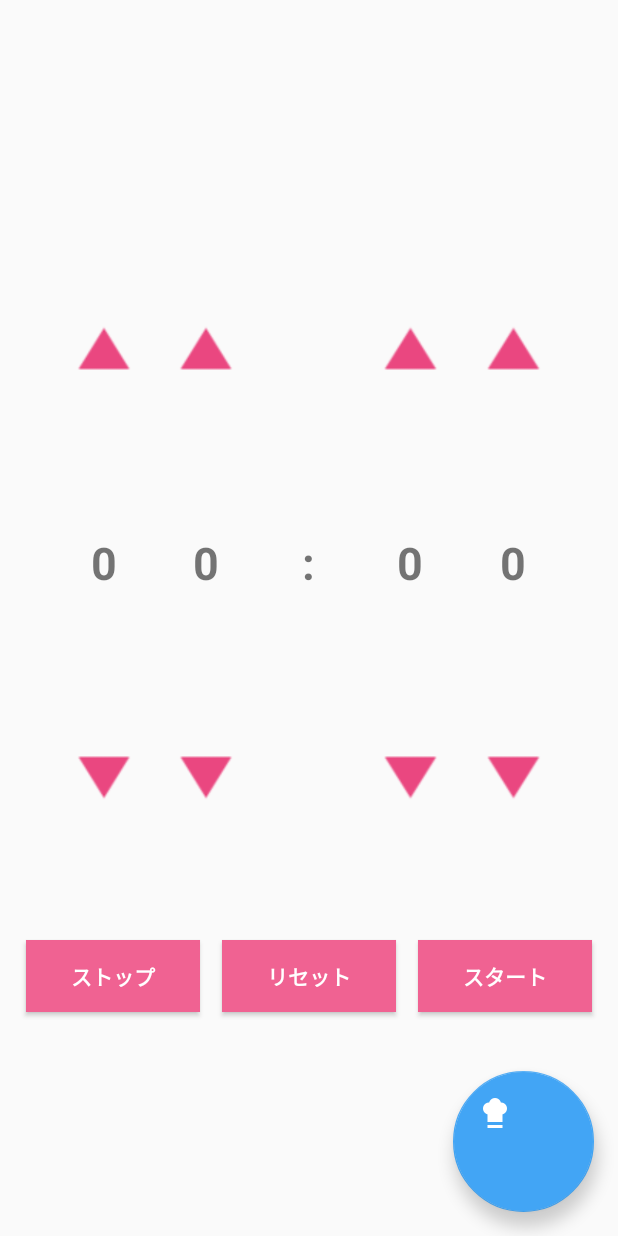
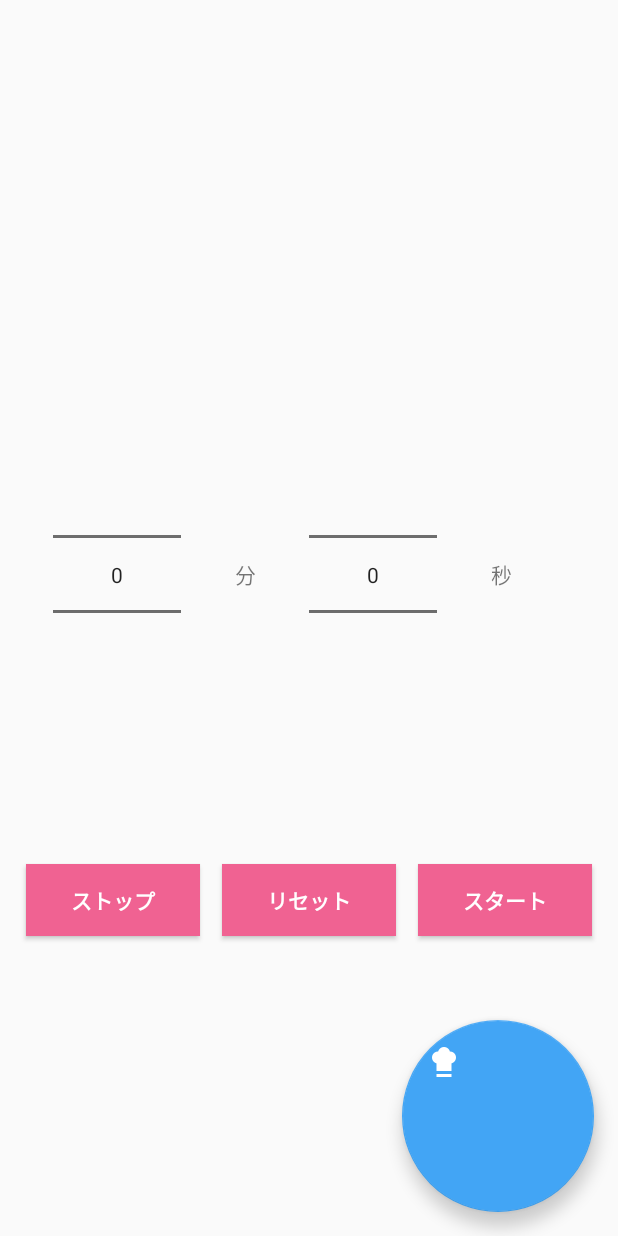
Before and after one commit to ayumi0611/KitchenTimer, an Android app: the layout fragment_home.xml on its own in the app's theme, with its tools: preview values and no code run, on a phone screen of 412 x 824 dp. Run offline under Robolectric (Android 15) with nearby library versions, the phone set to English and light mode, and no system bars.

Commit message:
ホームフラグメントのレイアウト変更

```diff
--- a/app/src/main/res/layout/fragment_home.xml
+++ b/app/src/main/res/layout/fragment_home.xml
@@ -14,151 +14,56 @@
         android:textStyle="bold" />
 
     <LinearLayout
-        android:layout_width="match_parent"
-        android:layout_height="0dp"
-        android:layout_marginEnd="35dp"
-        android:layout_marginStart="35dp"
-        android:layout_weight="1"
-        android:orientation="horizontal">
-
-        <ImageButton
-            android:id="@+id/button_plus_1"
-            android:layout_width="0dp"
-            android:layout_height="match_parent"
-            android:layout_weight="1"
-            android:background="@drawable/button_up" />
-
-        <ImageButton
-            android:id="@+id/button_plus_2"
-            android:layout_width="0dp"
-            android:layout_height="match_parent"
-            android:layout_weight="1"
-            android:background="@drawable/button_up" />
-
-        <View
-            android:layout_width="0dp"
-            android:layout_height="match_parent"
-            android:layout_weight="1" />
-
-        <ImageButton
-            android:id="@+id/button_plus_3"
-            android:layout_width="0dp"
-            android:layout_height="match_parent"
-            android:layout_weight="1"
-            android:background="@drawable/button_up" />
-
-        <ImageButton
-            android:id="@+id/button_plus_4"
-            android:layout_width="0dp"
-            android:layout_height="match_parent"
-            android:layout_weight="1"
-            android:background="@drawable/button_up" />
-
-    </LinearLayout>
-
-    <LinearLayout
+        android:id="@+id/time_picker"
         android:layout_width="match_parent"
         android:layout_height="0dp"
         android:layout_marginEnd="35dp"
         android:layout_marginStart="35dp"
         android:layout_weight="2"
-        android:orientation="horizontal">
+        android:orientation="horizontal"
+        android:visibility="visible">
 
-        <TextView
-            android:id="@+id/ten_minutes"
+        <NumberPicker
+            android:id="@+id/picker1"
             android:layout_width="0dp"
             android:layout_height="match_parent"
             android:layout_weight="1"
-            android:gravity="center"
-            android:text="@string/zero"
-            android:textSize="30sp"
-            android:textStyle="bold" />
-
-        <TextView
-            android:id="@+id/one_minutes"
-            android:layout_width="0dp"
-            android:layout_height="match_parent"
-            android:layout_weight="1"
-            android:gravity="center"
-            android:text="@string/zero"
-            android:textSize="30sp"
-            android:textStyle="bold" />
+            android:gravity="center" />
 
         <TextView
             android:layout_width="0dp"
             android:layout_height="match_parent"
             android:layout_weight="1"
             android:gravity="center"
-            android:text="@string/colon"
-            android:textSize="30sp"
-            android:textStyle="bold" />
+            android:text="分" />
+
+        <NumberPicker
+            android:id="@+id/picker2"
+            android:layout_width="0dp"
+            android:layout_height="match_parent"
+            android:layout_weight="1"
+            android:gravity="center" />
 
         <TextView
-            android:id="@+id/ten_seconds"
             android:layout_width="0dp"
             android:layout_height="match_parent"
             android:layout_weight="1"
             android:gravity="center"
-            android:text="@string/zero"
-            android:textSize="30sp"
-            android:textStyle="bold" />
-
-        <TextView
-            android:id="@+id/one_seconds"
-            android:layout_width="0dp"
-            android:layout_height="match_parent"
-            android:layout_weight="1"
-            android:gravity="center"
-            android:text="@string/zero"
-            android:textSize="30sp"
-            android:textStyle="bold" />
-
+            android:text="秒" />
 
     </LinearLayout>
 
-    <LinearLayout
+    <TextView
+        android:id="@+id/timer"
         android:layout_width="match_parent"
         android:layout_height="0dp"
-        android:layout_marginBottom="15dp"
         android:layout_marginEnd="35dp"
         android:layout_marginStart="35dp"
-        android:layout_weight="1"
-        android:orientation="horizontal">
-
-        <ImageButton
-            android:id="@+id/button_minus_1"
-            android:layout_width="0dp"
-            android:layout_height="match_parent"
-            android:layout_weight="1"
-            android:background="@drawable/button_down" />
-
-        <ImageButton
-            android:id="@+id/button_minus_2"
-            android:layout_width="0dp"
-            android:layout_height="match_parent"
-            android:layout_weight="1"
-            android:background="@drawable/button_down" />
-
-        <View
-            android:layout_width="0dp"
-            android:layout_height="match_parent"
-            android:layout_weight="1" />
-
-        <ImageButton
-            android:id="@+id/button_minus_3"
-            android:layout_width="0dp"
-            android:layout_height="match_parent"
-            android:layout_weight="1"
-            android:background="@drawable/button_down" />
-
-        <ImageButton
-            android:id="@+id/button_minus_4"
-            android:layout_width="0dp"
-            android:layout_height="match_parent"
-            android:layout_weight="1"
-            android:background="@drawable/button_down" />
-
-    </LinearLayout>
+        android:layout_weight="2"
+        android:text="10:00"
+        android:gravity="center"
+        android:textSize="90sp"
+        android:visibility="gone"/>
 
     <LinearLayout
         android:layout_width="match_parent"
```
